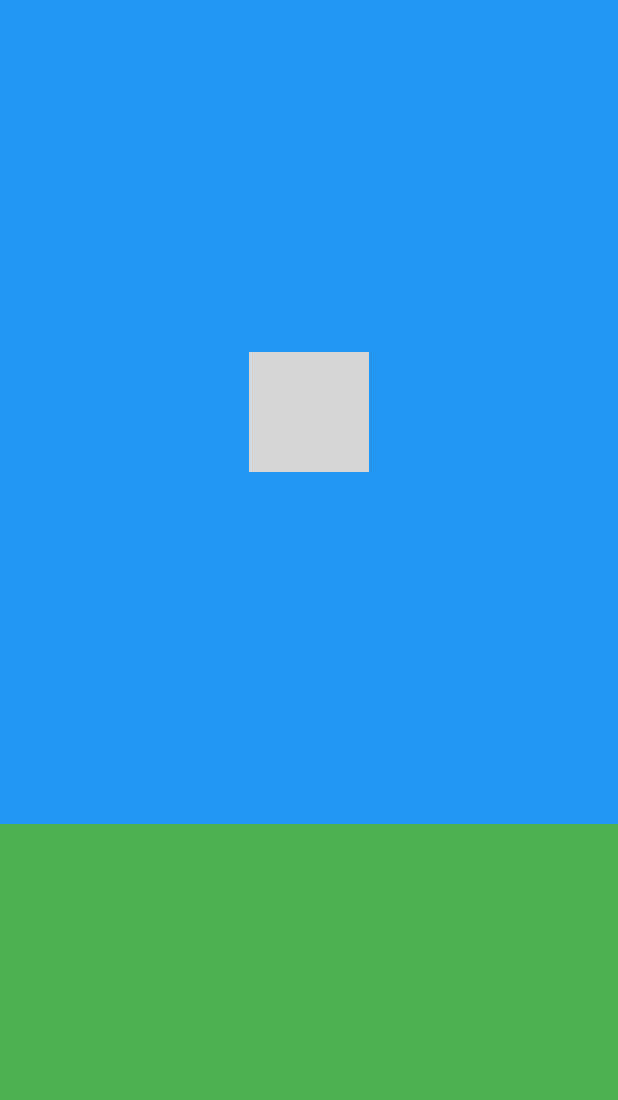
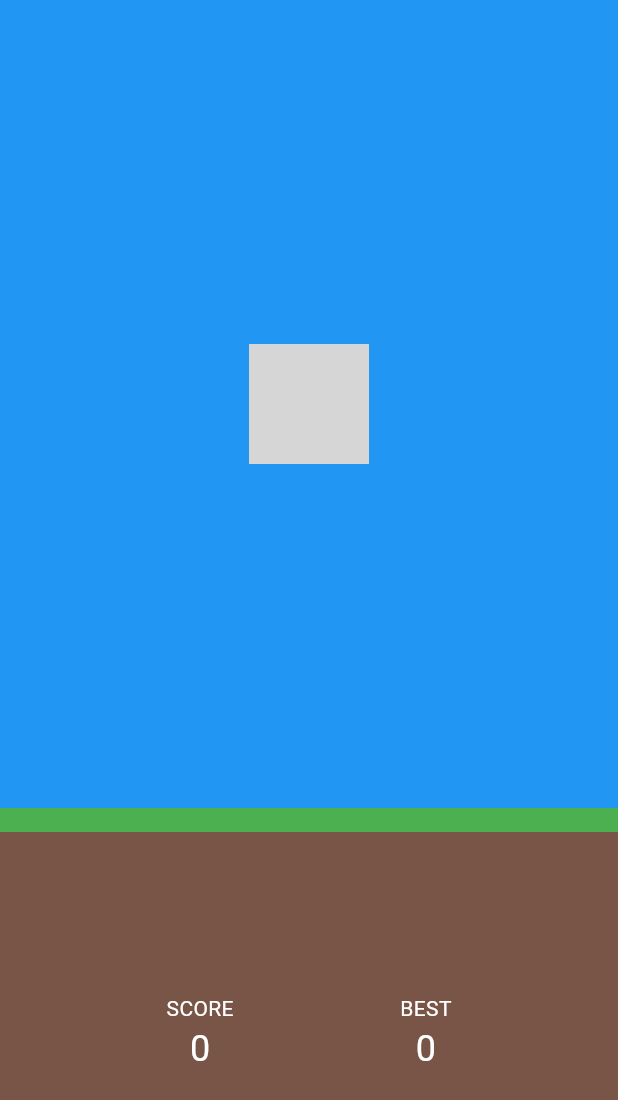
Before and after one commit to RonitBanerjee/flappy-bird-clone, a Flutter app: the screen it shows after launch, on a phone screen of 412 x 824 dp. Shown: the top 1100 px of the screen. Run offline on Flutter 3.47's test engine with Material 3 defaults, Android fonts, the phone set to English and light mode, and no system bars; grey boxes are pictures that could not be loaded.

Commit message:
dashboard hardcoded

```diff
--- a/lib/homepage.dart
+++ b/lib/homepage.dart
@@ -27,9 +27,10 @@ class _HomePageState extends State<HomePage> {
 
   void startGame() {
     gameHasStarted = true;
-    Timer.periodic(Duration(milliseconds: 100), (timer) {
+    Timer.periodic(const Duration(milliseconds: 100), (timer) {
       time += 0.05;
-      height = -4.9 * (time * time) + 2 * time; //derived from parabola (h = - gt^2 / 2 + vt)
+      height = -4.9 * (time * time) +
+          2 * time; //derived from parabola (h = - gt^2 / 2 + vt)
       setState(() {
         yAxis = initialHeight - height;
       });
@@ -59,13 +60,59 @@ class _HomePageState extends State<HomePage> {
                 alignment: Alignment(0, yAxis),
                 duration: Duration.zero,
                 color: Colors.blue,
-                child: Bird(),
+                child: const Bird(),
               ),
             ),
           ),
+          Container(
+            height: 16,
+            color: Colors.green,
+          ),
           Expanded(
             child: Container(
-              color: Colors.green,
+              color: Colors.brown,
+              child: const Row(
+                mainAxisAlignment: MainAxisAlignment.spaceEvenly,
+                children: [
+                  Column(
+                    mainAxisAlignment: MainAxisAlignment.center,
+                    children: [
+                      Text(
+                        'SCORE',
+                        style: TextStyle(
+                          color: Colors.white,
+
+                        ),
+                      ),
+                      Text(
+                        '0',
+                        style: TextStyle(
+                          color: Colors.white,
+                          fontSize: 24,
+                        ),
+                      )
+                    ],
+                  ),
+                  Column(
+                       mainAxisAlignment: MainAxisAlignment.center,
+                    children: [
+                      Text(
+                        'BEST',
+                        style: TextStyle(
+                          color: Colors.white,
+                        ),
+                      ),
+                       Text(
+                        '0',
+                        style: TextStyle(
+                          color: Colors.white,
+                          fontSize: 24,
+                        ),
+                      )
+                    ],
+                  )
+                ],
+              ),
             ),
           ),
         ],
```
